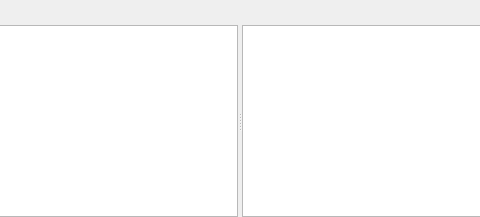
timi-liuliang/echo, file engine/modules/procedural/editor/procedural_geometry_panel.ui: the form before one commit; both pictures show x 149 to 629 and y 0 to 217 of the 777 by 217 pixel window.
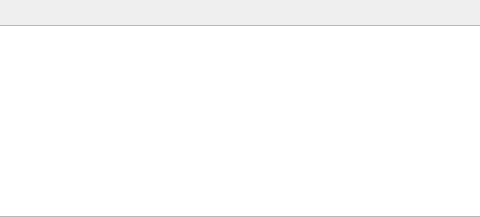
The form after the commit.

Commit message: procedural geometry editor draw background #718

```diff
--- a/engine/modules/procedural/editor/procedural_geometry_panel.ui
+++ b/engine/modules/procedural/editor/procedural_geometry_panel.ui
@@ -99,22 +99,6 @@
      <property name="orientation">
       <enum>Qt::Horizontal</enum>
      </property>
-     <widget class="QTreeWidget" name="m_nodeTreeWidget">
-      <property name="animated">
-       <bool>false</bool>
-      </property>
-      <property name="headerHidden">
-       <bool>true</bool>
-      </property>
-      <property name="columnCount">
-       <number>1</number>
-      </property>
-      <column>
-       <property name="text">
-        <string notr="true">1</string>
-       </property>
-      </column>
-     </widget>
      <widget class="QGraphicsView" name="m_graphicsView">
       <property name="contextMenuPolicy">
        <enum>Qt::CustomContextMenu</enum>
```
Left out of the diff: 6 changed lines with no effect on the pictures.
